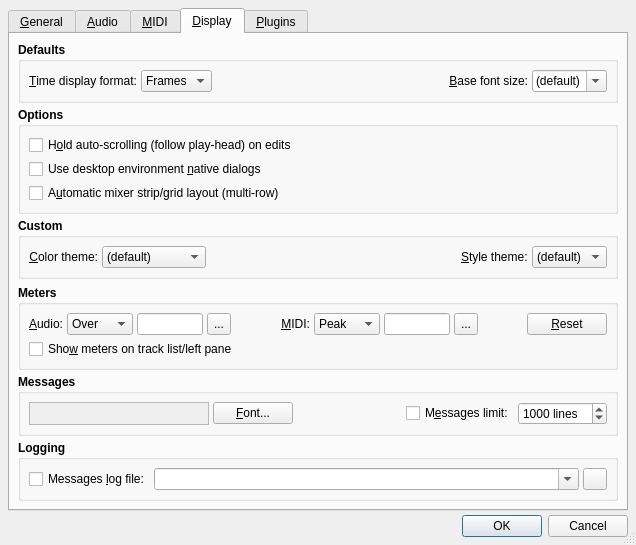
First picture: the form in src/qtractorOptionsForm.ui, repository rncbc/qtractor, before the edit.
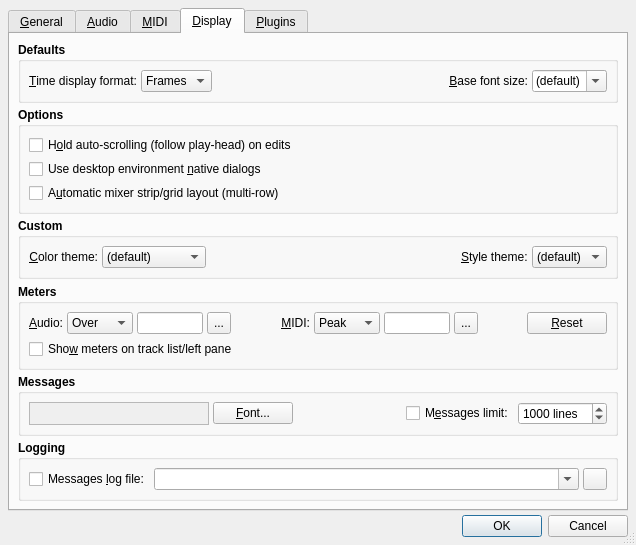
Second picture: the form after the edit. The open tabs and pages were chosen to show the change. Icons and pictures are not drawn. Custom widgets are drawn as their Qt base class.

Commit message: - [meterx] Track-list meters as an user preference option and mixer scale width fixing.

What changed in the file:
```diff
--- a/src/qtractorOptionsForm.ui
+++ b/src/qtractorOptionsForm.ui
@@ -2850,6 +2850,19 @@
            </widget>
           </item>
           <item row="1" column="0" colspan="11">
+           <spacer>
+            <property name="orientation">
+             <enum>Qt::Vertical</enum>
+            </property>
+            <property name="sizeHint">
+             <size>
+              <width>20</width>
+              <height>4</height>
+             </size>
+            </property>
+           </spacer>
+          </item>
+          <item row="2" column="0" colspan="11">
            <widget class="QCheckBox" name="TrackListMetersCheckBox">
             <property name="font">
              <font>
```
The commit also changes 1 other file.
